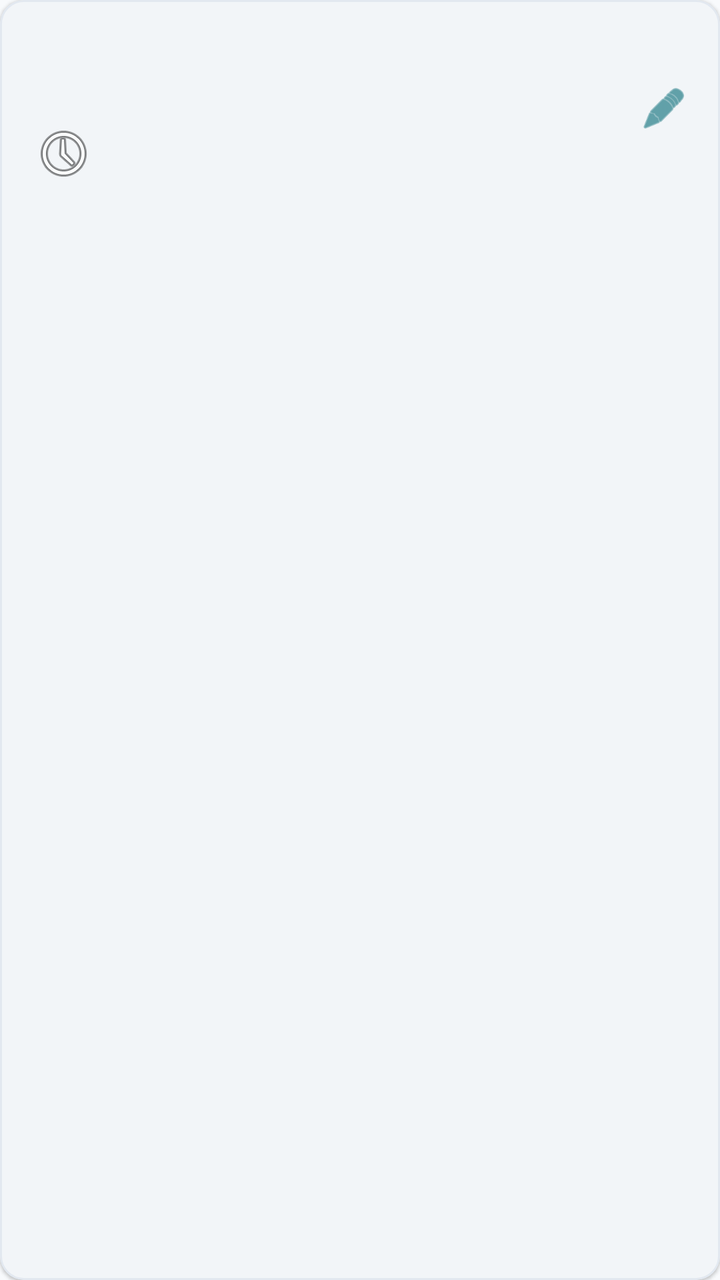
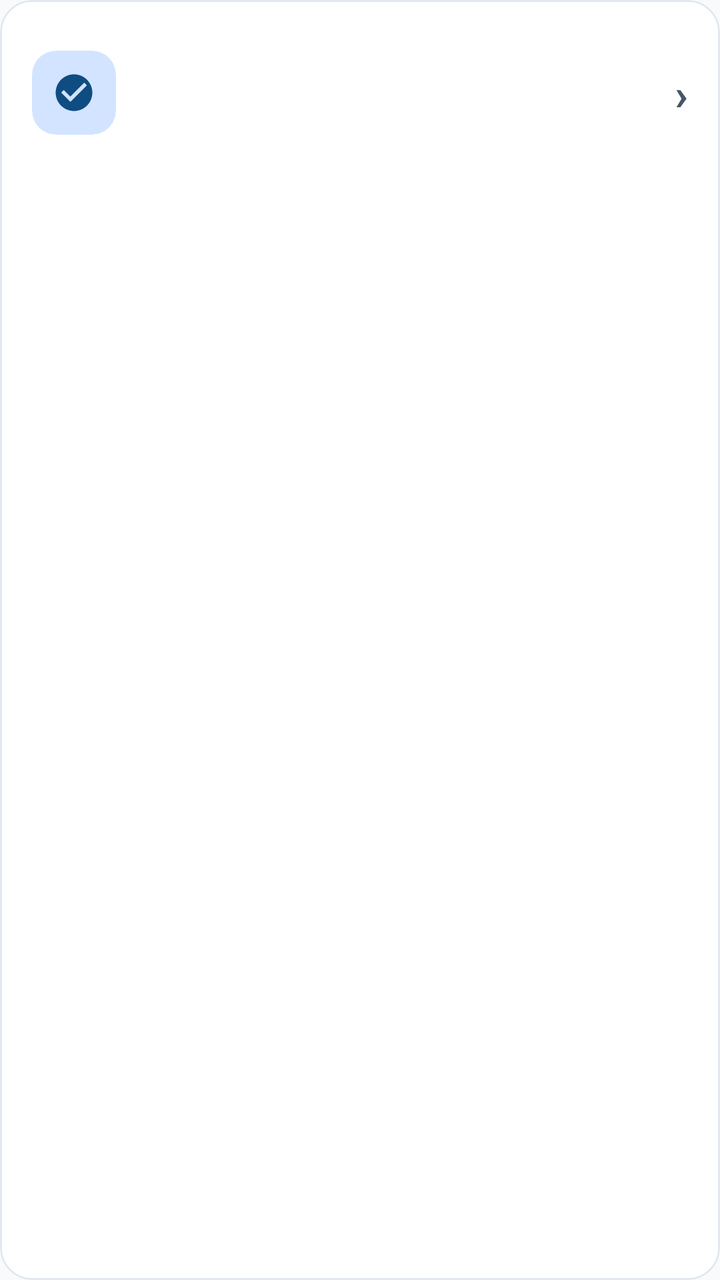

Two renders of the same Android screen: before a commit and after it. Below are the layout's source before the change and the commit's diff.
<!-- AndroidManifest.xml: application theme Theme.TutorSync -->
<!-- res/layout/item_occurrence.xml -->
<?xml version="1.0" encoding="utf-8"?>
<com.google.android.material.card.MaterialCardView
    xmlns:android="http://schemas.android.com/apk/res/android"
    xmlns:app="http://schemas.android.com/apk/res-auto"
    android:layout_width="match_parent"
    android:layout_height="wrap_content"
    android:layout_marginBottom="8dp"
    app:cardCornerRadius="12dp"
    app:cardElevation="1dp"
    app:strokeWidth="1dp"
    app:strokeColor="?attr/colorOutlineVariant"
    android:clickable="true"
    android:focusable="true">

    <LinearLayout
        android:layout_width="match_parent"
        android:layout_height="wrap_content"
        android:orientation="horizontal"
        android:padding="16dp"
        android:gravity="center_vertical">

        <LinearLayout
            android:layout_width="0dp"
            android:layout_height="wrap_content"
            android:layout_weight="1"
            android:orientation="vertical">

            <TextView
                android:id="@+id/tvStudentName"
                android:layout_width="wrap_content"
                android:layout_height="wrap_content"
                android:textAppearance="?attr/textAppearanceTitleMedium"
                android:textStyle="bold"
                android:textColor="?attr/colorPrimary"/>

            <TextView
                android:id="@+id/tvSubjectName"
                android:layout_width="wrap_content"
                android:layout_height="wrap_content"
                android:textAppearance="?attr/textAppearanceBodyMedium"
                android:textStyle="bold"
                android:textColor="?attr/colorSecondary"/>

            <TextView
                android:id="@+id/tvDateTime"
                android:layout_width="wrap_content"
                android:layout_height="wrap_content"
                android:layout_marginTop="4dp"
                android:textAppearance="?attr/textAppearanceBodyMedium"
                android:textColor="?attr/colorOnSurfaceVariant"
                app:drawableStartCompat="@android:drawable/ic_menu_recent_history"
                android:drawablePadding="4dp"/>
        </LinearLayout>

        <ImageView
            android:layout_width="24dp"
            android:layout_height="24dp"
            android:src="@android:drawable/ic_menu_edit"
            app:tint="?attr/colorSecondary" />

    </LinearLayout>
</com.google.android.material.card.MaterialCardView>
<!-- resources referenced by this layout -->
<resources>
  <style name="Theme.TutorSync" parent="Base.Theme.TutorSync" />
  <style name="WindowAnimationFade" parent="@android:style/Animation.Activity">
          <item name="android:activityOpenEnterAnimation">@android:anim/fade_in</item>
          <item name="android:activityOpenExitAnimation">@android:anim/fade_out</item>
          <item name="android:activityCloseEnterAnimation">@android:anim/fade_in</item>
          <item name="android:activityCloseExitAnimation">@android:anim/fade_out</item>
      </style>
  <color name="ts_primary_light">#0F4C81</color>
  <color name="ts_on_primary_light">#FFFFFF</color>
  <color name="ts_primary_container_light">#D2E4FF</color>
  <color name="ts_on_primary_container_light">#001D36</color>
  <color name="ts_secondary_light">#006874</color>
  <color name="ts_on_secondary_light">#FFFFFF</color>
  <color name="ts_secondary_container_light">#97F0FF</color>
  <color name="ts_on_secondary_container_light">#001F24</color>
  <color name="ts_background_light">#F8FAFC</color>
  <color name="ts_on_background_light">#0F172A</color>
  <color name="ts_surface_light">#FFFFFF</color>
  <color name="ts_on_surface_light">#0F172A</color>
  <color name="ts_surface_variant_light">#F1F5F9</color>
  <color name="ts_on_surface_variant_light">#475569</color>
  <color name="ts_outline_light">#CBD5E1</color>
  <color name="ts_outline_variant_light">#E2E8F0</color>
  <color name="ts_error_light">#B91C1C</color>
  <color name="ts_on_error_light">#FFFFFF</color>
  <color name="ts_error_container_light">#FEE2E2</color>
  <color name="ts_on_error_container_light">#7F1D1D</color>
  <!-- unchanged entries left out for length: 1 -->
</resources>

<!-- the commit's change to res/layout/item_occurrence.xml (unified diff, before → after) -->
@@ -4,24 +4,45 @@
     xmlns:app="http://schemas.android.com/apk/res-auto"
     android:layout_width="match_parent"
     android:layout_height="wrap_content"
-    android:layout_marginBottom="8dp"
-    app:cardCornerRadius="12dp"
-    app:cardElevation="1dp"
-    app:strokeWidth="1dp"
+    android:layout_marginBottom="10dp"
+    android:clickable="true"
+    android:focusable="true"
+    app:cardBackgroundColor="?attr/colorSurface"
+    app:cardCornerRadius="16dp"
+    app:cardElevation="0dp"
     app:strokeColor="?attr/colorOutlineVariant"
-    android:clickable="true"
-    android:focusable="true">
+    app:strokeWidth="1dp">
 
     <LinearLayout
         android:layout_width="match_parent"
         android:layout_height="wrap_content"
+        android:gravity="center_vertical"
         android:orientation="horizontal"
-        android:padding="16dp"
-        android:gravity="center_vertical">
+        android:padding="16dp">
 
+        
+        <com.google.android.material.card.MaterialCardView
+            android:layout_width="42dp"
+            android:layout_height="42dp"
+            app:cardBackgroundColor="?attr/colorPrimaryContainer"
+            app:cardCornerRadius="12dp"
+            app:cardElevation="0dp"
+            app:strokeWidth="0dp">
+
+            <ImageView
+                android:layout_width="22dp"
+                android:layout_height="22dp"
+                android:layout_gravity="center"
+                android:importantForAccessibility="no"
+                android:src="@drawable/ic_check_circle"
+                app:tint="?attr/colorPrimary" />
+        </com.google.android.material.card.MaterialCardView>
+
+        
         <LinearLayout
             android:layout_width="0dp"
             android:layout_height="wrap_content"
+            android:layout_marginHorizontal="14dp"
             android:layout_weight="1"
             android:orientation="vertical">
 
@@ -29,34 +50,40 @@
                 android:id="@+id/tvStudentName"
                 android:layout_width="wrap_content"
                 android:layout_height="wrap_content"
-                android:textAppearance="?attr/textAppearanceTitleMedium"
-                android:textStyle="bold"
-                android:textColor="?attr/colorPrimary"/>
+                android:ellipsize="end"
+                android:maxLines="1"
+                android:textColor="?attr/colorOnSurface"
+                android:textSize="16sp"
+                android:textStyle="bold" />
 
             <TextView
                 android:id="@+id/tvSubjectName"
                 android:layout_width="wrap_content"
                 android:layout_height="wrap_content"
-                android:textAppearance="?attr/textAppearanceBodyMedium"
-                android:textStyle="bold"
-                android:textColor="?attr/colorSecondary"/>
+                android:layout_marginTop="2dp"
+                android:ellipsize="end"
+                android:maxLines="1"
+                android:textColor="?attr/colorPrimary"
+                android:textSize="13sp"
+                android:textStyle="bold" />
 
             <TextView
                 android:id="@+id/tvDateTime"
                 android:layout_width="wrap_content"
                 android:layout_height="wrap_content"
-                android:layout_marginTop="4dp"
-                android:textAppearance="?attr/textAppearanceBodyMedium"
+                android:layout_marginTop="3dp"
                 android:textColor="?attr/colorOnSurfaceVariant"
-                app:drawableStartCompat="@android:drawable/ic_menu_recent_history"
-                android:drawablePadding="4dp"/>
+                android:textSize="12sp" />
         </LinearLayout>
 
-        <ImageView
-            android:layout_width="24dp"
-            android:layout_height="24dp"
-            android:src="@android:drawable/ic_menu_edit"
-            app:tint="?attr/colorSecondary" />
+        
+        <TextView
+            android:layout_width="wrap_content"
+            android:layout_height="wrap_content"
+            android:text="›"
+            android:textColor="?attr/colorOnSurfaceVariant"
+            android:textSize="22sp"
+            android:textStyle="bold" />
 
     </LinearLayout>
 </com.google.android.material.card.MaterialCardView>
<!-- resource entries referenced after the edit -->
@@ -1,5 +1,16 @@
 <!-- resources referenced by this layout -->
 <resources>
+  <!-- drawable ic_check_circle (drawable) -->
+  <?xml version="1.0" encoding="utf-8"?>
+  <vector xmlns:android="http://schemas.android.com/apk/res/android"
+      android:width="24dp"
+      android:height="24dp"
+      android:viewportWidth="24"
+      android:viewportHeight="24">
+      <path
+          android:fillColor="?attr/colorPrimary"
+          android:pathData="M12,2C6.48,2 2,6.48 2,12s4.48,10 10,10 10,-4.48 10,-10S17.52,2 12,2zM10,17l-5,-5 1.41,-1.41L10,14.17l7.59,-7.59L19,8l-9,9z" />
+  </vector>
   <style name="Theme.TutorSync" parent="Base.Theme.TutorSync" />
   <style name="WindowAnimationFade" parent="@android:style/Animation.Activity">
           <item name="android:activityOpenEnterAnimation">@android:anim/fade_in</item>
